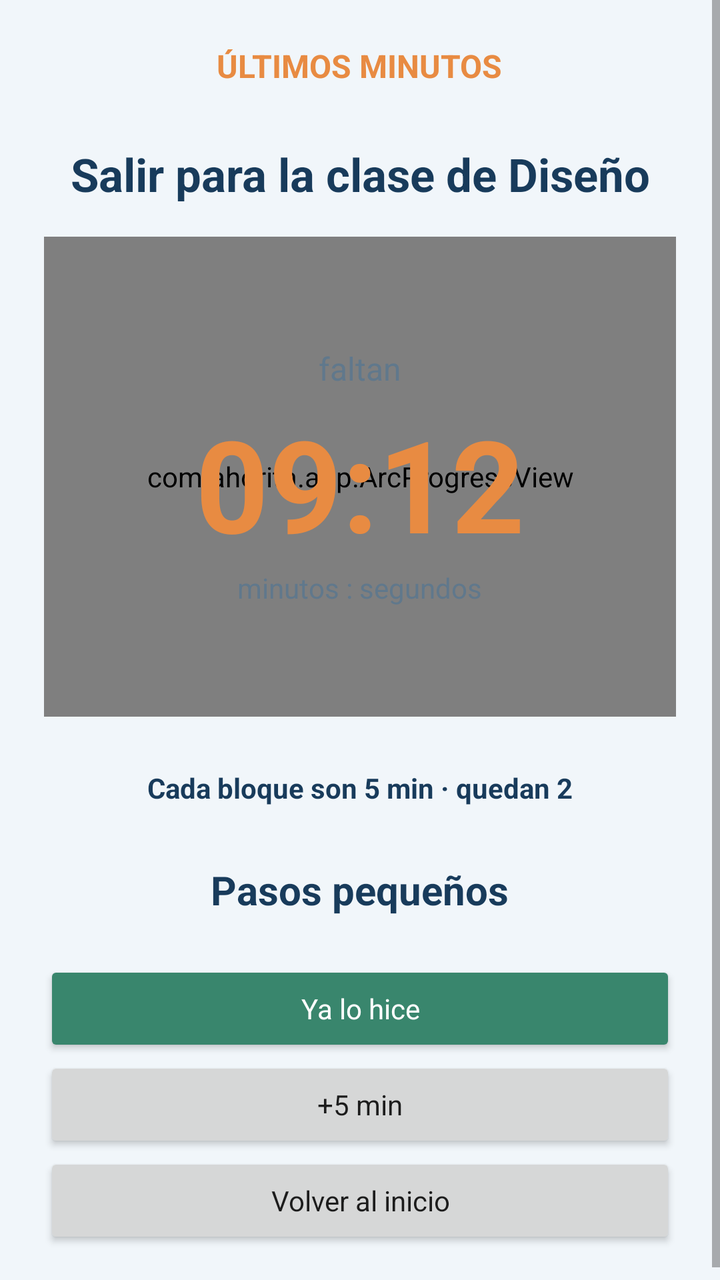
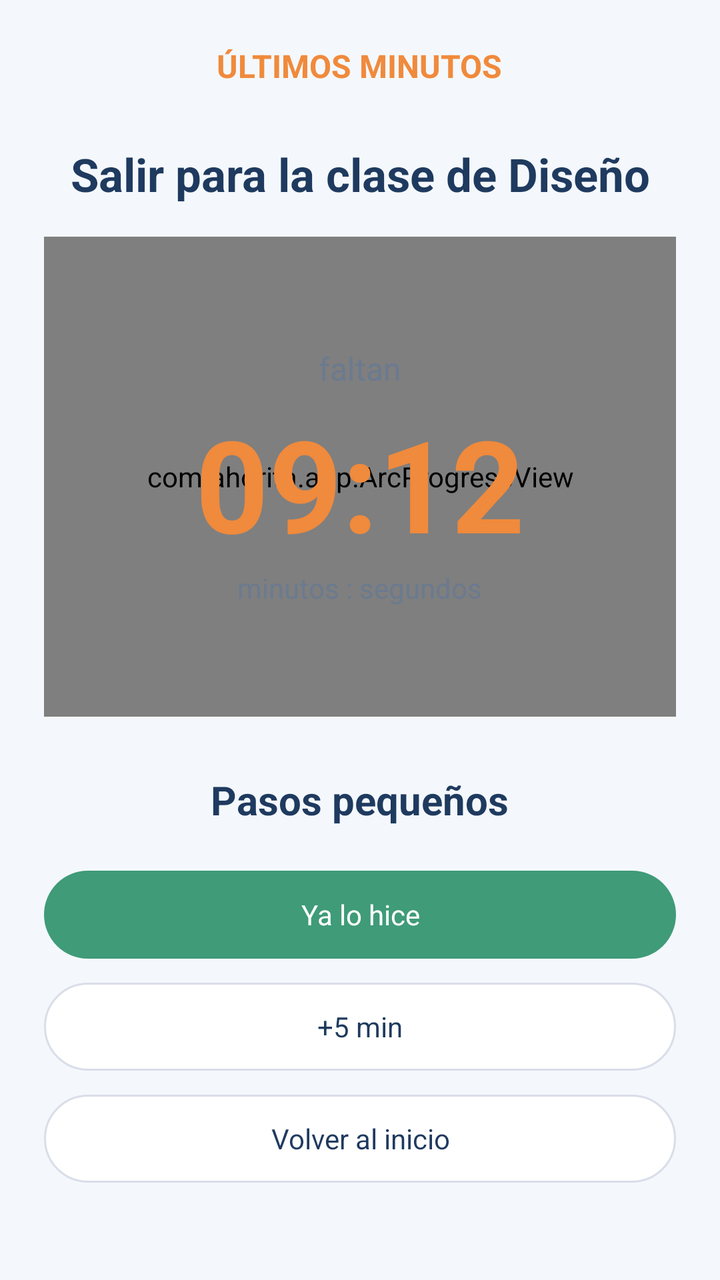

An Android layout rendered at two revisions. The XML below is the earlier revision; the diff shows what the commit changed to produce the second picture.
<!-- AndroidManifest.xml: application theme Theme.Ahorita -->
<!-- res/layout/activity_countdown.xml -->
<ScrollView xmlns:android="http://schemas.android.com/apk/res/android"
    android:layout_width="match_parent" android:layout_height="match_parent"
    android:background="@color/ah_background" android:fillViewport="true">
    <LinearLayout android:layout_width="match_parent" android:layout_height="wrap_content"
        android:gravity="center_horizontal" android:orientation="vertical" android:padding="22dp">

        <TextView android:layout_width="wrap_content" android:layout_height="wrap_content"
            android:text="ÚLTIMOS MINUTOS" android:textColor="@color/ah_orange"
            android:textSize="16sp" android:textStyle="bold"/>

        <TextView android:id="@+id/tvCountdownTask" android:layout_width="match_parent"
            android:layout_height="wrap_content" android:layout_marginTop="28dp"
            android:gravity="center" android:text="Salir para la clase de Diseño"
            android:textColor="@color/ah_navy" android:textSize="23sp" android:textStyle="bold"/>

        
        <FrameLayout android:layout_width="match_parent" android:layout_height="240dp"
            android:layout_marginTop="16dp">

            
            <com.ahorita.app.ArcProgressView
                android:id="@+id/arcCountdown"
                android:layout_width="match_parent" android:layout_height="match_parent"/>

            
            <LinearLayout android:layout_width="wrap_content" android:layout_height="wrap_content"
                android:layout_gravity="center" android:gravity="center_horizontal"
                android:orientation="vertical">

                <TextView android:layout_width="wrap_content" android:layout_height="wrap_content"
                    android:text="faltan" android:textColor="@color/ah_muted"
                    android:textSize="16sp"/>
                <TextView android:id="@+id/tvCountdown" android:layout_width="wrap_content"
                    android:layout_height="wrap_content" android:layout_marginTop="4dp"
                    android:text="09:12" android:textColor="@color/ah_orange"
                    android:textSize="64sp" android:textStyle="bold"/>
                <TextView android:id="@+id/tvCountdownUnit" android:layout_width="wrap_content" android:layout_height="wrap_content"
                    android:text="minutos : segundos" android:textColor="@color/ah_muted"/>
            </LinearLayout>
        </FrameLayout>

        <TextView android:layout_width="wrap_content" android:layout_height="wrap_content"
            android:layout_marginTop="26dp" android:text="Cada bloque son 5 min · quedan 2"
            android:textColor="@color/ah_navy" android:textStyle="bold"/>
        <TextView android:id="@+id/tvStepsTitle" android:layout_width="wrap_content"
            android:layout_height="wrap_content" android:layout_marginTop="28dp"
            android:text="Pasos pequeños" android:textColor="@color/ah_navy"
            android:textSize="20sp" android:textStyle="bold"/>

        
        <LinearLayout android:id="@+id/containerSteps" android:layout_width="match_parent"
            android:layout_height="wrap_content" android:orientation="vertical"/>
        <Button android:id="@+id/btnDone" android:layout_width="match_parent"
            android:layout_height="wrap_content" android:layout_marginTop="22dp"
            android:text="Ya lo hice" android:textAllCaps="false"
            android:backgroundTint="@color/ah_green" android:textColor="@android:color/white"/>
        <Button android:id="@+id/btnAddFive" android:layout_width="match_parent"
            android:layout_height="wrap_content" android:text="+5 min" android:textAllCaps="false"/>
        <Button android:id="@+id/btnBackHome" android:layout_width="match_parent"
            android:layout_height="wrap_content" android:text="Volver al inicio" android:textAllCaps="false"/>
    </LinearLayout>
</ScrollView>
<!-- resources referenced by this layout -->
<resources>
  <color name="ah_background">#F1F6FA</color>
  <color name="ah_green">#39866D</color>
  <color name="ah_muted">#60788C</color>
  <color name="ah_navy">#183B5B</color>
  <color name="ah_orange">#E88B42</color>
  <style name="Theme.Ahorita" parent="@android:style/Theme.Material.Light.NoActionBar">
          <item name="android:fontFamily">sans-serif</item>
          <item name="android:colorAccent">@color/ah_navy</item>
          <item name="android:statusBarColor">@color/ah_background</item>
          <item name="android:navigationBarColor">@color/ah_background</item>
          <item name="android:windowLightStatusBar">true</item>
          <item name="android:windowActionModeOverlay">true</item>
      </style>
</resources>

<!-- the commit's change to res/layout/activity_countdown.xml (unified diff, before → after) -->
@@ -39,9 +39,6 @@
             </LinearLayout>
         </FrameLayout>
 
-        <TextView android:layout_width="wrap_content" android:layout_height="wrap_content"
-            android:layout_marginTop="26dp" android:text="Cada bloque son 5 min · quedan 2"
-            android:textColor="@color/ah_navy" android:textStyle="bold"/>
         <TextView android:id="@+id/tvStepsTitle" android:layout_width="wrap_content"
             android:layout_height="wrap_content" android:layout_marginTop="28dp"
             android:text="Pasos pequeños" android:textColor="@color/ah_navy"
@@ -52,11 +49,23 @@
             android:layout_height="wrap_content" android:orientation="vertical"/>
         <Button android:id="@+id/btnDone" android:layout_width="match_parent"
             android:layout_height="wrap_content" android:layout_marginTop="22dp"
-            android:text="Ya lo hice" android:textAllCaps="false"
-            android:backgroundTint="@color/ah_green" android:textColor="@android:color/white"/>
+            android:minHeight="44dp" android:text="Ya lo hice" android:textAllCaps="false"
+            android:textColor="@android:color/white"
+            android:background="@drawable/bg_btn_round_filled"
+            android:backgroundTint="@null" android:stateListAnimator="@null"/>
+
         <Button android:id="@+id/btnAddFive" android:layout_width="match_parent"
-            android:layout_height="wrap_content" android:text="+5 min" android:textAllCaps="false"/>
+            android:layout_height="wrap_content" android:layout_marginTop="12dp"
+            android:minHeight="44dp" android:text="+5 min" android:textAllCaps="false"
+            android:textColor="@color/ah_navy"
+            android:background="@drawable/bg_btn_pill_outline"
+            android:backgroundTint="@null" android:stateListAnimator="@null"/>
+
         <Button android:id="@+id/btnBackHome" android:layout_width="match_parent"
-            android:layout_height="wrap_content" android:text="Volver al inicio" android:textAllCaps="false"/>
+            android:layout_height="wrap_content" android:layout_marginTop="12dp"
+            android:minHeight="44dp" android:text="Volver al inicio" android:textAllCaps="false"
+            android:textColor="@color/ah_navy"
+            android:background="@drawable/bg_btn_pill_outline"
+            android:backgroundTint="@null" android:stateListAnimator="@null"/>
     </LinearLayout>
 </ScrollView>
<!-- resource entries referenced after the edit -->
@@ -1,10 +1,33 @@
 <!-- resources referenced by this layout -->
 <resources>
-  <color name="ah_background">#F1F6FA</color>
-  <color name="ah_green">#39866D</color>
-  <color name="ah_muted">#60788C</color>
-  <color name="ah_navy">#183B5B</color>
-  <color name="ah_orange">#E88B42</color>
+  <color name="ah_background">#F4F8FC</color>
+  <color name="ah_green">#3F9B78</color>
+  <color name="ah_muted">#6B7A8F</color>
+  <color name="ah_navy">#1F3A5F</color>
+  <color name="ah_orange">#F08A3C</color>
+  <!-- drawable bg_btn_pill_outline (drawable) -->
+  <?xml version="1.0" encoding="utf-8"?>
+  <ripple xmlns:android="http://schemas.android.com/apk/res/android"
+      android:color="#1F2A44">
+      <item>
+          <shape android:shape="rectangle">
+              <solid android:color="#FFFFFF"/>
+              <stroke android:width="1dp" android:color="#D9DEE8"/>
+              <corners android:radius="24dp"/>
+          </shape>
+      </item>
+  </ripple>
+  <!-- drawable bg_btn_round_filled (drawable) -->
+  <?xml version="1.0" encoding="utf-8"?>
+  <ripple xmlns:android="http://schemas.android.com/apk/res/android"
+      android:color="#33FFFFFF">
+      <item>
+          <shape android:shape="rectangle">
+              <solid android:color="@color/ah_green"/>
+              <corners android:radius="22dp"/>
+          </shape>
+      </item>
+  </ripple>
   <style name="Theme.Ahorita" parent="@android:style/Theme.Material.Light.NoActionBar">
           <item name="android:fontFamily">sans-serif</item>
           <item name="android:colorAccent">@color/ah_navy</item>
